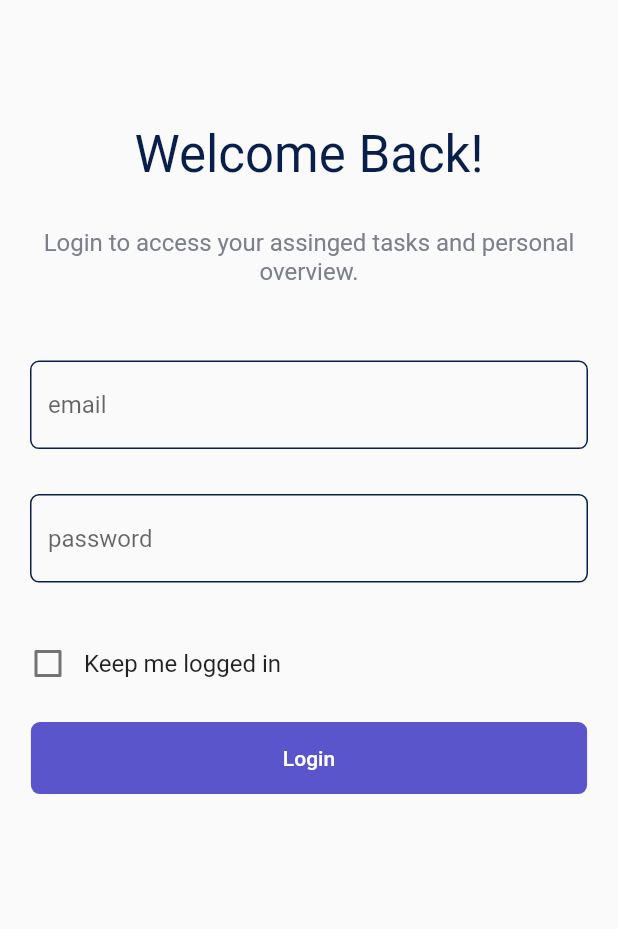
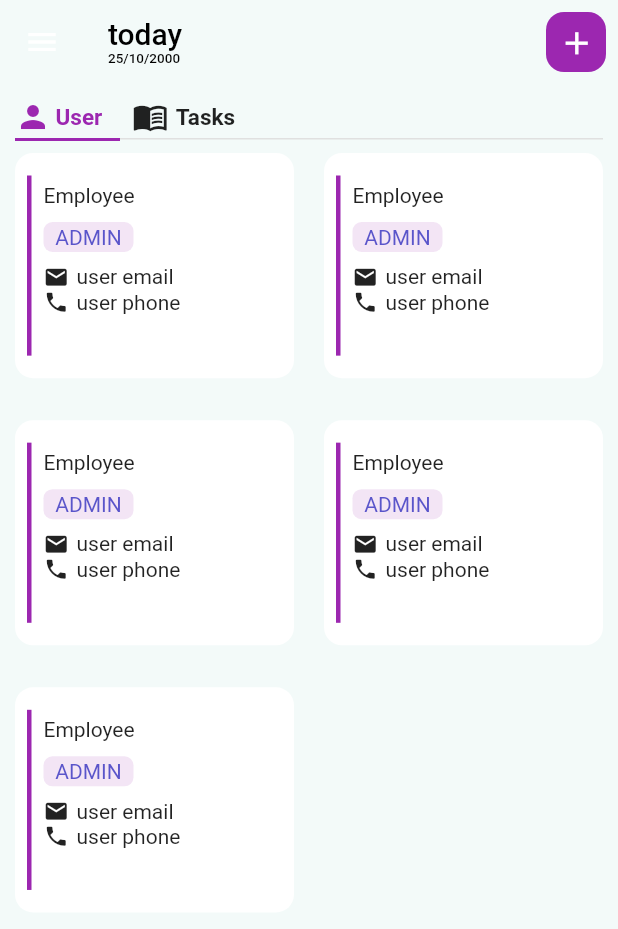
Before and after one commit to iMohamedAhmed195/agile, a Flutter app: the screen it shows after launch, on a phone screen of 412 x 824 dp. Shown: the top 929 px of the screen. Run offline on Flutter 3.47's test engine with Material 2 defaults, Android fonts, the light colour scheme and no system bars; our stand-ins replace bloc, calendar_timeline, dio, flutter_bloc, flutter_screenutil, flutter_secure_storage and 2 more; accounts and stored records are empty.

Commit message:
added home for user & admin

```diff
--- a/lib/main.dart
+++ b/lib/main.dart
@@ -21,6 +21,7 @@ class MyApp extends StatelessWidget {
   @override
   Widget build(BuildContext context) {
     return MaterialApp.router(
+
       routerConfig: AppRouter.router,
       debugShowCheckedModeBanner: false,
     );
--- a/lib/module/add_department_module/add_depart_cubit/add_depart_cubit.dart
+++ b/lib/module/add_department_module/add_depart_cubit/add_depart_cubit.dart
@@ -1,5 +1,5 @@
 import 'package:bloc/bloc.dart';
-import 'package:meta/meta.dart';
+
 
 part 'add_depart_state.dart';
 
--- a/lib/module/add_department_module/add_depart_cubit/add_depart_state.dart
+++ b/lib/module/add_department_module/add_depart_cubit/add_depart_state.dart
@@ -1,6 +1,5 @@
 part of 'add_depart_cubit.dart';
 
-@immutable
 abstract class AddDepartState {}
 
 class AddDepartInitial extends AddDepartState {}
--- a/lib/module/add_department_module/add_depart_view.dart
+++ b/lib/module/add_department_module/add_depart_view.dart
@@ -32,6 +32,7 @@ class AddDepartmentView extends StatelessWidget {
                               if (value!.isEmpty) {
                                 return 'please enter name';
                               }
+                              return null ;
                             },
                             decoration: InputDecoration(
                                 enabledBorder: buildOutlineInputBorder(),
--- a/lib/module/add_user_module/add_user_cubit/add_user_cubit.dart
+++ b/lib/module/add_user_module/add_user_cubit/add_user_cubit.dart
@@ -2,9 +2,7 @@ import 'package:agile/models/add_user_model/add_user_model.dart';
 import 'package:agile/shared/network/remote/dio_helper.dart';
 import 'package:agile/shared/network/remote/end_points.dart';
 import 'package:agile/shared/service/secure.dart';
-import 'package:bloc/bloc.dart';
 import 'package:flutter_bloc/flutter_bloc.dart';
-import 'package:meta/meta.dart';
 
 part 'add_user_state.dart';
 
@@ -13,7 +11,22 @@ class AddUserCubit extends Cubit<AddUserState> {
   static AddUserCubit get(context) => BlocProvider.of(context);
   AddUserModel? addUserModel;
 
-  void addedUser({required String name, required String email,required String phone,required String password , required String userType}) async{
+  int index = 0;
+  String value = 'admin';
+  String changeRadio(String y ){
+    if(y == 'admin'){
+      index =0;
+      value ='admin';
+    }else if(y == 'manager'){
+      index = 1;
+      value ='manager' ;
+    }else if (y == 'user'){
+      index = 2;
+      value ='user' ;
+    }
+    return value ;
+  }
+  void addedUser({required String name, required String email,required String phone,required String password }) async{
     emit(AddUserLoadingState());
 
     DioHelper.postData(
@@ -23,7 +36,7 @@ class AddUserCubit extends Cubit<AddUserState> {
           'password': password,
           'name': name,
           'phone': phone,
-          'user_type': userType,
+          'user_type': index,
         },
         token: await Secure().secureGetData(key: 'token'),
     )
--- /dev/null
+++ b/lib/module/home_module/home_admin_view.dart
@@ -0,0 +1,254 @@
+
+import 'package:flutter/material.dart';
+
+class HomeAdminView extends StatelessWidget {
+  const HomeAdminView({super.key});
+
+  @override
+  Widget build(BuildContext context) {
+    return Scaffold(
+      backgroundColor: const Color(0xffF3FAF9),
+      appBar: AppBar(
+        backgroundColor: const Color(0xffF3FAF9),
+        elevation: 0,
+        title: const Column(
+          mainAxisAlignment: MainAxisAlignment.start,
+          crossAxisAlignment: CrossAxisAlignment.start,
+          children: [
+            Text(
+              "today",
+              style: TextStyle(color: Colors.black),
+            ),
+            Text("25/10/2000",
+                style: TextStyle(color: Colors.black, fontSize: 9))
+          ],
+        ),
+        actions: [
+          const SizedBox(
+            width: 60,
+          ),
+          Padding(
+            padding: const EdgeInsets.all(8.0),
+            child: Container(
+              decoration: BoxDecoration(
+                  color: Colors.purple,
+                  borderRadius: BorderRadius.circular(12)),
+              width: 40,
+              child: IconButton(
+                  onPressed: () {},
+                  icon: const Icon(
+                    Icons.add,
+                    size: 25,
+                  )),
+            ),
+          )
+        ],
+      ),
+      drawer: Drawer(
+        child: SingleChildScrollView(
+          child: Column(
+            crossAxisAlignment: CrossAxisAlignment.end,
+            children: [
+              Padding(
+                padding: const EdgeInsets.only(top: 30.0),
+                child: myDrawerList(),
+              )
+            ],
+          ),
+        ),
+      ),
+      body: Padding(
+        padding: const EdgeInsets.all(10.0),
+        child: Column(
+          crossAxisAlignment: CrossAxisAlignment.start,
+          children: [
+            const Row(
+              children: [
+                Row(
+                  children: [
+                    Icon(
+                      Icons.person,
+                      color: Colors.purple,
+                      size: 24,
+                    ),
+                    SizedBox(
+                      width: 3,
+                    ),
+                    Text(
+                      'User',
+                      style: TextStyle(
+                          fontSize: 15,
+                          color: Colors.purple,
+                          fontWeight: FontWeight.w600),
+                    ),
+                  ],
+                ),
+                SizedBox(
+                  width: 20,
+                ),
+                Row(
+                  children: [
+                    Icon(Icons.menu_book),
+                    SizedBox(
+                      width: 5,
+                    ),
+                    Text('Tasks',
+                        style: TextStyle(
+                            fontSize: 15, fontWeight: FontWeight.w600)),
+                  ],
+                ),
+              ],
+            ),
+            const SizedBox(
+              height: 2,
+            ),
+            Stack(
+              children: [
+                Container(
+                  width: double.infinity,
+                  height: 1,
+                  color: Colors.grey[300],
+                ),
+                Container(
+                  width: 70,
+                  height: 2,
+                  color: Colors.purple,
+                ),
+              ],
+            ),
+            Expanded(
+              child: GridView.builder(
+                  shrinkWrap: true,
+                  padding: EdgeInsets.zero,
+                  gridDelegate: const SliverGridDelegateWithFixedCrossAxisCount(
+                    mainAxisSpacing: 20,
+                      crossAxisSpacing:20,
+                      crossAxisCount: 2,
+                    childAspectRatio: 2/1.7
+
+                  ),
+                  itemBuilder: (context , index){
+                    return  Padding(
+                      padding: const EdgeInsets.only(top: 8.0),
+                      child: Container(
+                        decoration: BoxDecoration(
+                          borderRadius: BorderRadius.circular(12),
+                          color: Colors.white,
+                        ),
+                        height: 20,
+                        width: 50,
+
+                        child: Row(
+                          children: [
+                            Padding(
+                              padding: const EdgeInsets.symmetric(
+                                  vertical: 15.0, horizontal: 8),
+                              child: Container(
+                                width: 3,
+                                height: double.infinity,
+                                color: Colors.purple,
+                              ),
+                            ),
+                            Column(
+                              crossAxisAlignment: CrossAxisAlignment.start,
+                              children: [
+                                const Padding(
+                                  padding: EdgeInsets.only(top: 20.0,bottom: 10),
+                                  child: Text('Employee'),
+                                ),
+                                Container(
+                                  decoration: BoxDecoration(
+                                    borderRadius: BorderRadius.circular(6),
+                                    color: Colors.purple.shade50,
+                                  ),
+                                  width: 60,
+                                  height: 20,
+                                  child: const Padding(
+                                    padding: EdgeInsets.all(2.0),
+                                    child: Text(
+                                      'ADMIN',
+                                      style: TextStyle(color: Color(0xff5A55CA)),
+                                      textAlign: TextAlign.center,
+                                    ),
+                                  ),
+                                ),
+                                const SizedBox(
+                                  height: 8,
+                                ),
+                                const Row(
+                                  children: [
+                                    Icon(
+                                      Icons.email,
+                                      size: 17,
+                                    ),
+                                    SizedBox(
+                                      width: 5,
+                                    ),
+                                    Text('user email'),
+                                  ],
+                                ),
+                                const Row(
+                                  children: [
+                                    Icon(Icons.phone, size: 17),
+                                    SizedBox(
+                                      width: 5,
+                                    ),
+                                    Text('user phone'),
+                                  ],
+                                )
+                              ],
+                            ),
+                          ],
+                        ),
+                      ),
+                    );
+                  },
+                itemCount: 5,
+              ),
+            )
+
+          ],
+        ),
+      ),
+    );
+  }
+
+  Widget myDrawerList() {
+    return Padding(
+      padding: const EdgeInsets.only(top: 15),
+      child: Column(
+        children: [
+          menuItem(text: 'Add User', icon: Icons.add),
+        ],
+      ),
+    );
+  }
+
+  Widget menuItem({String? text, IconData? icon}) {
+    return Material(
+      child: InkWell(
+        child: Padding(
+          padding: const EdgeInsets.all(15.0),
+          child: Container(
+            height: 50,
+            color: const Color(0xffF3FAF9),
+            child: Row(
+              mainAxisAlignment: MainAxisAlignment.start,
+              children: [
+                Expanded(
+                    child: Icon(
+                  icon!,
+                  size: 20,
+                  color: Colors.black,
+                )),
+                Expanded(
+                  child: Text(text!),
+                ),
+              ],
+            ),
+          ),
+        ),
+      ),
+    );
+  }
+}
--- a/lib/module/login_module/login_view.dart
+++ b/lib/module/login_module/login_view.dart
@@ -39,6 +39,7 @@ class LogInView extends StatelessWidget {
                           if(!value!.contains("@")){
                             return 'please enter right email address';
                           }
+                          return null ;
                         },
                         decoration: InputDecoration(
                             enabledBorder: buildOutlineInputBorder(),
@@ -61,6 +62,7 @@ class LogInView extends StatelessWidget {
                             {
                               return 'please enter right password';
                             }
+                          return null ;
                         },
                         decoration: InputDecoration(
                             enabledBorder: buildOutlineInputBorder(),
--- a/lib/module/update_depart_module/update_depart_view.dart
+++ b/lib/module/update_depart_module/update_depart_view.dart
@@ -33,6 +33,7 @@ class AddDepartmentView extends StatelessWidget {
                             if(value!.isEmpty){
                               return 'please enter name';
                             }
+                            return null ;
                           },
                           decoration: InputDecoration(
                               enabledBorder: buildOutlineInputBorder(),
@@ -54,6 +55,7 @@ class AddDepartmentView extends StatelessWidget {
                             if(value!.isEmpty){
                               return 'please enter Assigned Manager';
                             }
+                            return null ;
                           },
                           decoration: InputDecoration(
                               enabledBorder: buildOutlineInputBorder(),
--- a/lib/shared/service/app_reouter.dart
+++ b/lib/shared/service/app_reouter.dart
@@ -1,7 +1,5 @@
-import 'package:agile/module/home_module/home_view.dart';
-import 'package:agile/module/login_module/login_view.dart';
+import 'package:agile/module/home_module/home_admin_view.dart';
 import 'package:go_router/go_router.dart';
-
 import '../../module/add_user_module/add_user_view.dart';
 
 
@@ -14,11 +12,11 @@ abstract class AppRouter{
     routes: [
       GoRoute(
         path: '/',
-        builder: (context, state) =>  LogInView(),
+        builder: (context, state) =>   const HomeAdminView(),
       ),
       GoRoute(
         path: kHome,
-        builder: (context, state) =>   HomeView(),
+        builder: (context, state) =>   const HomeAdminView(),
       ),
       GoRoute(
         path: kAddUser,
```
Also changed, not shown: lib/module/add_user_module/add_user_view.dart (+25 -11 lines), lib/module/home_module/home_user_view.dart (added, +256 -0 lines), lib/module/home_module/home_view.dart (deleted, +0 -32 lines), pubspec.yaml (+5 -3 lines), pubspec.lock.
